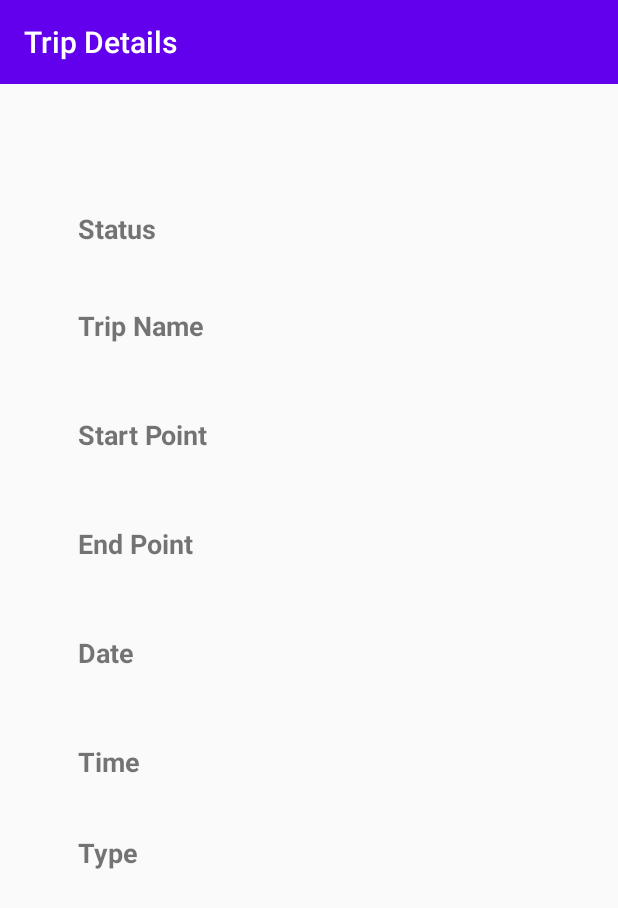
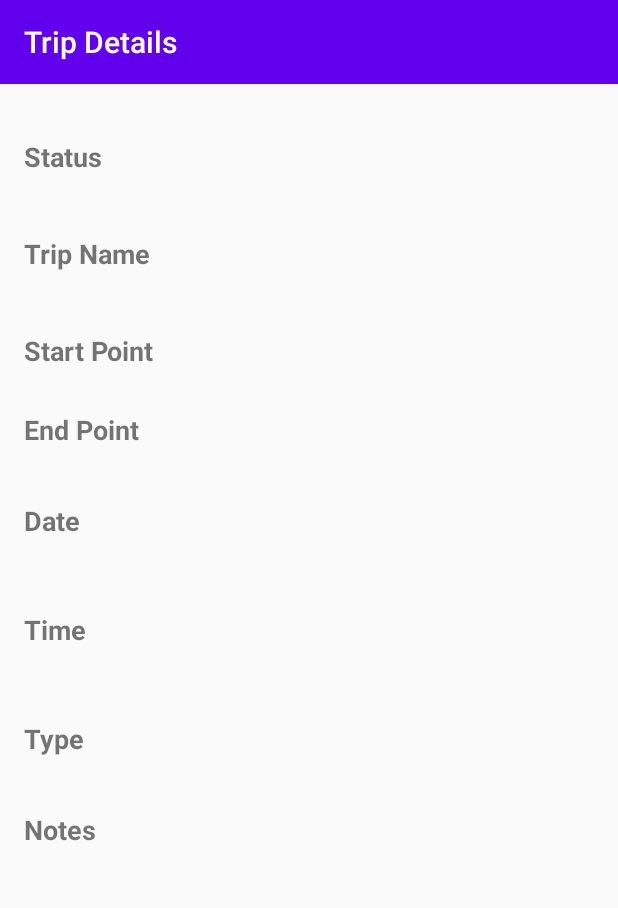
Before and after one commit to AhmedNasrHarg/Trip-Remainder-Project, an Android app: the TripDetails screen opened directly, with no data from a screen before it, on a phone screen of 412 x 824 dp. Shown: the top 908 px of the screen. Run offline under Robolectric (Android 15) with nearby library versions, the phone set to English and light mode, and no system bars; 10 statements that could not run were skipped.

Commit message:
trip-details

```diff
--- a/TripPlanner/app/src/main/java/com/example/tripplanner/Views/TripDetails/TripDetails.java
+++ b/TripPlanner/app/src/main/java/com/example/tripplanner/Views/TripDetails/TripDetails.java
@@ -8,6 +8,8 @@ import android.widget.TextView;
 
 import com.example.tripplanner.POJOs.Trip;
 import com.example.tripplanner.R;
+
+import java.util.ArrayList;
 
 public class TripDetails extends AppCompatActivity {
 
@@ -24,6 +26,7 @@ public class TripDetails extends AppCompatActivity {
         TextView date=findViewById(R.id.tripDetailDate);
         TextView time=findViewById(R.id.tripDetailTime);
         TextView type=findViewById(R.id.tripDetailType);
+        TextView notes=findViewById(R.id.tripDetailNotes);
 
         status.setText(curTrip.getStatus());
         name.setText(curTrip.getTripName());
@@ -32,5 +35,11 @@ public class TripDetails extends AppCompatActivity {
         date.setText(curTrip.getTripDate());
         time.setText(curTrip.getTripTime());
         type.setText(curTrip.getTripType());
+        String allNotes="";
+        ArrayList<String>li=curTrip.getNotes();
+        for(int i=0;i<li.size();i++){
+            allNotes+=(li.get(i)+", ");
+        }
+        notes.setText(allNotes);
     }
 }
--- a/TripPlanner/app/src/main/res/layout/activity_trip_details.xml
+++ b/TripPlanner/app/src/main/res/layout/activity_trip_details.xml
@@ -7,14 +7,39 @@
     tools:context=".Views.TripDetails.TripDetails">
 
     <TextView
+        android:id="@+id/tripDetailNotes"
+        android:layout_width="231dp"
+        android:layout_height="22dp"
+        android:layout_marginStart="16dp"
+        android:layout_marginLeft="16dp"
+        android:layout_marginTop="36dp"
+        app:layout_constraintEnd_toEndOf="parent"
+        app:layout_constraintHorizontal_bias="0.412"
+        app:layout_constraintStart_toEndOf="@+id/textView12"
+        app:layout_constraintTop_toBottomOf="@+id/tripDetailType" />
+
+    <TextView
+        android:id="@+id/endDetail5"
+        android:layout_width="wrap_content"
+        android:layout_height="wrap_content"
+        android:layout_marginStart="16dp"
+        android:layout_marginLeft="16dp"
+        android:layout_marginTop="48dp"
+        android:text="Type"
+        android:textSize="18sp"
+        android:textStyle="bold"
+        app:layout_constraintStart_toStartOf="parent"
+        app:layout_constraintTop_toBottomOf="@+id/endDetail3" />
+
+    <TextView
         android:id="@+id/tripDetailStatus"
         android:layout_width="231dp"
         android:layout_height="22dp"
         android:layout_marginStart="16dp"
         android:layout_marginLeft="16dp"
-        android:layout_marginTop="76dp"
+        android:layout_marginTop="36dp"
         app:layout_constraintEnd_toEndOf="parent"
-        app:layout_constraintHorizontal_bias="0.0"
+        app:layout_constraintHorizontal_bias="0.412"
         app:layout_constraintStart_toEndOf="@+id/textView12"
         app:layout_constraintTop_toBottomOf="@+id/toolbar2" />
 
@@ -24,9 +49,9 @@
         android:layout_height="22dp"
         android:layout_marginStart="16dp"
         android:layout_marginLeft="16dp"
-        android:layout_marginTop="36dp"
+        android:layout_marginTop="52dp"
         app:layout_constraintEnd_toEndOf="parent"
-        app:layout_constraintHorizontal_bias="0.037"
+        app:layout_constraintHorizontal_bias="0.412"
         app:layout_constraintStart_toEndOf="@+id/textView12"
         app:layout_constraintTop_toBottomOf="@+id/tripDetailTime" />
 
@@ -34,14 +59,14 @@
         android:id="@+id/endDetail4"
         android:layout_width="wrap_content"
         android:layout_height="wrap_content"
-        android:layout_marginStart="52dp"
-        android:layout_marginLeft="52dp"
+        android:layout_marginStart="16dp"
+        android:layout_marginLeft="16dp"
         android:layout_marginTop="36dp"
-        android:text="Type"
+        android:text="Notes"
         android:textSize="18sp"
         android:textStyle="bold"
         app:layout_constraintStart_toStartOf="parent"
-        app:layout_constraintTop_toBottomOf="@+id/endDetail3" />
+        app:layout_constraintTop_toBottomOf="@+id/endDetail5" />
 
     <TextView
         android:id="@+id/tripDetailDate"
@@ -49,9 +74,9 @@
         android:layout_height="22dp"
         android:layout_marginStart="16dp"
         android:layout_marginLeft="16dp"
-        android:layout_marginTop="52dp"
+        android:layout_marginTop="36dp"
         app:layout_constraintEnd_toEndOf="parent"
-        app:layout_constraintHorizontal_bias="0.185"
+        app:layout_constraintHorizontal_bias="0.412"
         app:layout_constraintStart_toEndOf="@+id/textView12"
         app:layout_constraintTop_toBottomOf="@+id/tripDetailEnd" />
 
@@ -63,7 +88,7 @@
         android:layout_marginLeft="16dp"
         android:layout_marginTop="48dp"
         app:layout_constraintEnd_toEndOf="parent"
-        app:layout_constraintHorizontal_bias="0.185"
+        app:layout_constraintHorizontal_bias="0.412"
         app:layout_constraintStart_toEndOf="@+id/textView12"
         app:layout_constraintTop_toBottomOf="@+id/tripDetailDate" />
 
@@ -71,8 +96,8 @@
         android:id="@+id/endDetail3"
         android:layout_width="wrap_content"
         android:layout_height="wrap_content"
-        android:layout_marginStart="52dp"
-        android:layout_marginLeft="52dp"
+        android:layout_marginStart="16dp"
+        android:layout_marginLeft="16dp"
         android:layout_marginTop="48dp"
         android:text="Time"
         android:textSize="18sp"
@@ -84,9 +109,9 @@
         android:id="@+id/endDetail2"
         android:layout_width="wrap_content"
         android:layout_height="wrap_content"
-        android:layout_marginStart="52dp"
-        android:layout_marginLeft="52dp"
-        android:layout_marginTop="48dp"
+        android:layout_marginStart="16dp"
+        android:layout_marginLeft="16dp"
+        android:layout_marginTop="36dp"
         android:text="Date"
         android:textSize="18sp"
         android:textStyle="bold"
@@ -99,9 +124,9 @@
         android:layout_height="22dp"
         android:layout_marginStart="16dp"
         android:layout_marginLeft="16dp"
-        android:layout_marginTop="52dp"
+        android:layout_marginTop="28dp"
         app:layout_constraintEnd_toEndOf="parent"
-        app:layout_constraintHorizontal_bias="0.037"
+        app:layout_constraintHorizontal_bias="0.412"
         app:layout_constraintStart_toEndOf="@+id/textView12"
         app:layout_constraintTop_toBottomOf="@+id/tripDetailStart" />
 
@@ -111,9 +136,9 @@
         android:layout_height="22dp"
         android:layout_marginStart="16dp"
         android:layout_marginLeft="16dp"
-        android:layout_marginTop="60dp"
+        android:layout_marginTop="40dp"
         app:layout_constraintEnd_toEndOf="parent"
-        app:layout_constraintHorizontal_bias="0.185"
+        app:layout_constraintHorizontal_bias="0.412"
         app:layout_constraintStart_toEndOf="@+id/textView12"
         app:layout_constraintTop_toBottomOf="@+id/tripDetailName" />
 
@@ -121,9 +146,9 @@
         android:id="@+id/endDetail"
         android:layout_width="wrap_content"
         android:layout_height="wrap_content"
-        android:layout_marginStart="52dp"
-        android:layout_marginLeft="52dp"
-        android:layout_marginTop="48dp"
+        android:layout_marginStart="16dp"
+        android:layout_marginLeft="16dp"
+        android:layout_marginTop="28dp"
         android:text="End Point"
         android:textSize="18sp"
         android:textStyle="bold"
@@ -134,9 +159,9 @@
         android:id="@+id/startDetail"
         android:layout_width="wrap_content"
         android:layout_height="wrap_content"
-        android:layout_marginStart="52dp"
-        android:layout_marginLeft="52dp"
-        android:layout_marginTop="48dp"
+        android:layout_marginStart="16dp"
+        android:layout_marginLeft="16dp"
+        android:layout_marginTop="40dp"
         android:text="Start Point"
         android:textSize="18sp"
         android:textStyle="bold"
@@ -160,8 +185,8 @@
         android:id="@+id/textView12"
         android:layout_width="wrap_content"
         android:layout_height="wrap_content"
-        android:layout_marginStart="52dp"
-        android:layout_marginLeft="52dp"
+        android:layout_marginStart="16dp"
+        android:layout_marginLeft="16dp"
         android:layout_marginTop="40dp"
         android:text="Trip Name"
         android:textSize="18sp"
@@ -175,9 +200,9 @@
         android:layout_height="22dp"
         android:layout_marginStart="16dp"
         android:layout_marginLeft="16dp"
-        android:layout_marginTop="40dp"
+        android:layout_marginTop="48dp"
         app:layout_constraintEnd_toEndOf="parent"
-        app:layout_constraintHorizontal_bias="0.037"
+        app:layout_constraintHorizontal_bias="0.412"
         app:layout_constraintStart_toEndOf="@+id/textView12"
         app:layout_constraintTop_toBottomOf="@+id/tripDetailStatus" />
 
@@ -185,9 +210,9 @@
         android:id="@+id/textView16"
         android:layout_width="wrap_content"
         android:layout_height="wrap_content"
-        android:layout_marginStart="52dp"
-        android:layout_marginLeft="52dp"
-        android:layout_marginTop="84dp"
+        android:layout_marginStart="16dp"
+        android:layout_marginLeft="16dp"
+        android:layout_marginTop="36dp"
         android:text="Status"
         android:textSize="18sp"
         android:textStyle="bold"
```
